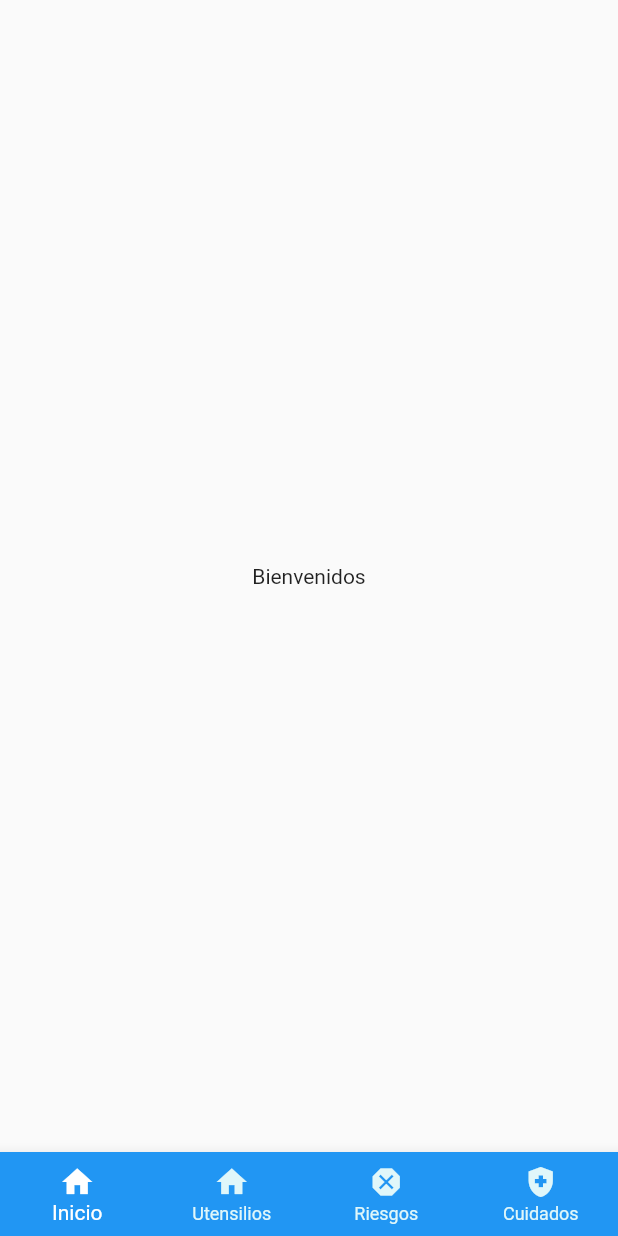
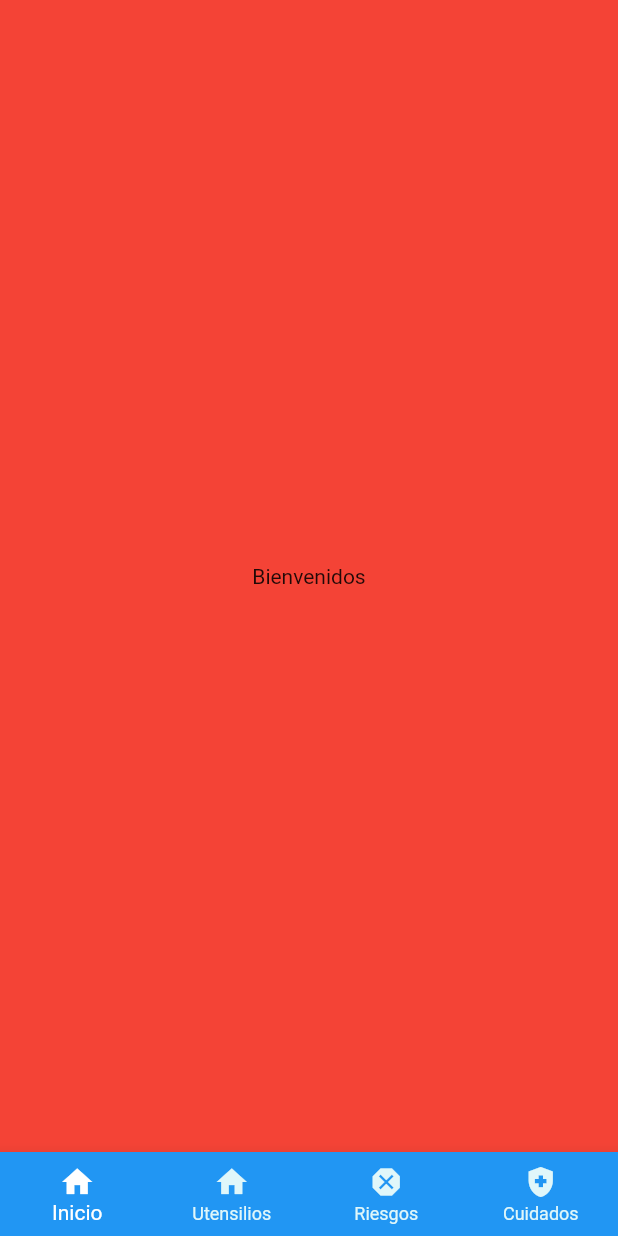
Before and after one commit to Tomasespinozagarrido/aplicacion_tesis, a Flutter app: the screen it shows after launch, on a phone screen of 412 x 824 dp. Run offline on Flutter 3.47's test engine with Material 2 defaults, Android fonts, the phone set to English and light mode, and no system bars.

Commit message:
barra inferior funcionando

```diff
--- a/app_tesis/lib/screens/home_screen.dart
+++ b/app_tesis/lib/screens/home_screen.dart
@@ -1,13 +1,40 @@
+import 'package:app_tesis/screens/riesgos.dart';
 import 'package:flutter/material.dart';
+import 'inicio.dart';
+import 'utensilios.dart';
+import 'cuidados.dart';
 
-class HomeScreen extends StatelessWidget {
+class HomeScreen extends StatefulWidget {
+  @override
+  _HomeScreenState createState() => _HomeScreenState();
+}
+
+class _HomeScreenState extends State<HomeScreen> {
+  int currentPage = 0;
+  final PageController pageController = new PageController(initialPage: 0);
+
   @override
   Widget build(BuildContext context) {
     return Scaffold(
-      body: Center(
-        child: Text('Bienvenidos'),
+      body: PageView(
+        controller: pageController,
+        physics: NeverScrollableScrollPhysics(),
+        children: [
+          Inicio(),
+          Utensilios(),
+          Riesgos(),
+          Cuidados(),
+        ],
       ),
       bottomNavigationBar: BottomNavigationBar(
+          currentIndex: currentPage,
+          onTap: (index) {
+            currentPage = index;
+            var animateToPage = pageController.animateToPage(index,
+                duration: const Duration(milliseconds: 300),
+                curve: Curves.easeOut);
+            setState(() {});
+          },
           items: const <BottomNavigationBarItem>[
             BottomNavigationBarItem(
               icon: Icon(Icons.home),
@@ -33,3 +60,19 @@ class HomeScreen extends StatelessWidget {
     );
   }
 }
+
+class CustomScreen extends StatelessWidget {
+  final Color color;
+
+  const CustomScreen({required this.color});
+
+  @override
+  Widget build(BuildContext context) {
+    return Container(
+      color: color,
+      child: Center(
+        child: Text('Custom Screen'),
+      ),
+    );
+  }
+}
--- /dev/null
+++ b/app_tesis/lib/screens/inicio.dart
@@ -0,0 +1,22 @@
+import 'package:flutter/material.dart';
+
+class Inicio extends StatefulWidget {
+  const Inicio({Key? key}) : super(key: key);
+
+  @override
+  _InicioState createState() => _InicioState();
+}
+
+class _InicioState extends State<Inicio> {
+  @override
+  Widget build(BuildContext context) {
+    const Text("asdasdasd");
+
+    return Container(
+      color: Colors.red,
+      child: const Center(
+        child: Text("Bienvenidos"),
+      ),
+    );
+  }
+}
```
Also changed, not shown: app_tesis/lib/screens/cuidados.dart (added, +20 -0 lines), app_tesis/lib/screens/riesgos.dart (added, +20 -0 lines), app_tesis/lib/screens/utensilios.dart (added, +20 -0 lines).
